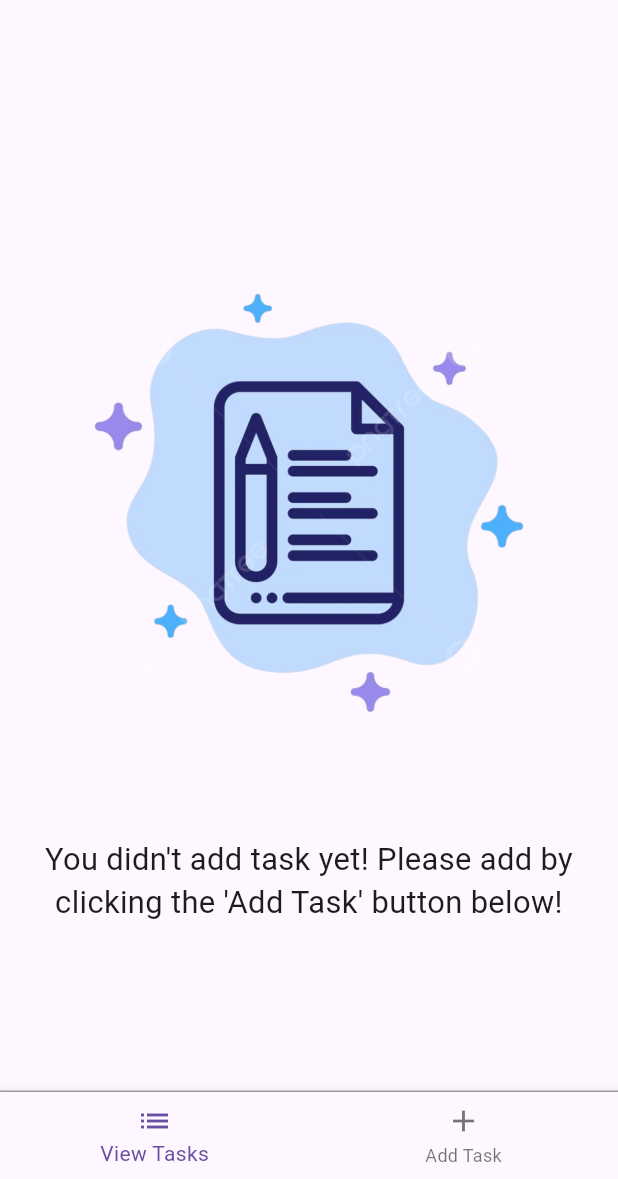
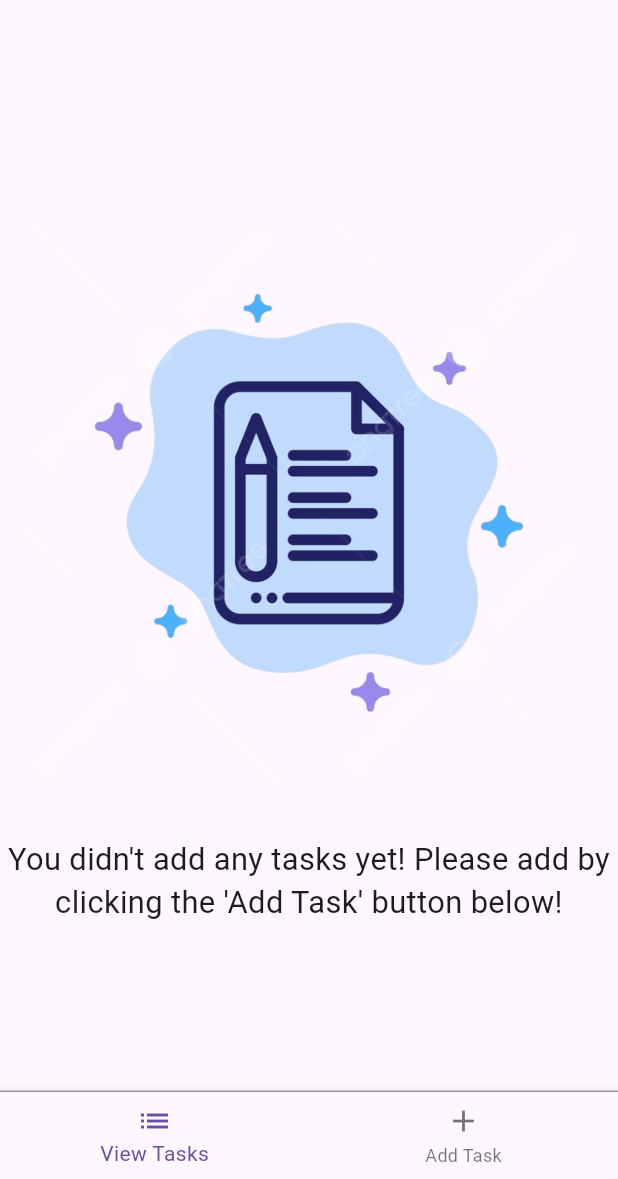
Before and after one commit to Yoseph-Gebeyehu/Task-Management, a Flutter app: the screen it shows after launch, on a phone screen of 412 x 824 dp, the part 57-1236 px from its top. Run offline on Flutter 3.47's test engine with Material 3 defaults, Android fonts, the light colour scheme and no system bars; our stand-ins replace awesome_notifications, bloc, flutter_bloc, sqflite; accounts and stored records are empty; network calls fail.

Commit message:
Integrate a quote api for home page.Remove unused repository.

```diff
--- /dev/null
+++ b/lib/data/model/api_response.dart
@@ -0,0 +1,28 @@
+import 'dart:convert';
+
+class ApiResponse {
+  int? status;
+  dynamic body;
+
+  ApiResponse({
+    required this.status,
+    this.body,
+  });
+
+  factory ApiResponse.fromResponse(dynamic response) {
+    int code = response.statusCode;
+    dynamic body;
+
+
+    try {
+      body = jsonDecode(response.body);
+    } catch (e) {
+      body = null;
+    }
+
+    return ApiResponse(
+      status: code,
+      body: body,
+    );
+  }
+}
--- /dev/null
+++ b/lib/data/model/quote.dart
@@ -0,0 +1,49 @@
+class Quote {
+  final String? id;
+  final String? content;
+  final String? author;
+  final List<String>? tags;
+  final String? authorSlug;
+  final int? length;
+  final DateTime? dateAdded;
+  final DateTime? dateModified;
+
+  Quote({
+    this.id,
+    this.content,
+    this.author,
+    this.tags,
+    this.authorSlug,
+    this.length,
+    this.dateAdded,
+    this.dateModified,
+  });
+
+  // Factory constructor to create a Quotes instance from JSON
+  factory Quote.fromJson(Map<String, dynamic> json) {
+    return Quote(
+      id: json['_id'] as String,
+      content: json['content'] as String,
+      author: json['author'] as String,
+      tags: List<String>.from(json['tags']),
+      authorSlug: json['authorSlug'] as String,
+      length: json['length'] as int,
+      dateAdded: DateTime.parse(json['dateAdded'] as String),
+      dateModified: DateTime.parse(json['dateModified'] as String),
+    );
+  }
+
+  // Method to convert a Quotes instance to JSON
+  Map<String, dynamic> toJson() {
+    return {
+      '_id': id,
+      'content': content,
+      'author': author,
+      'tags': tags,
+      'authorSlug': authorSlug,
+      'length': length,
+      'dateAdded': dateAdded?.toIso8601String(),
+      'dateModified': dateModified?.toIso8601String(),
+    };
+  }
+}
--- /dev/null
+++ b/lib/data/repository/impl/quotes_repositoryImpl.dart
@@ -0,0 +1,12 @@
+import 'package:task_management/data/model/api_response.dart';
+import 'package:task_management/data/remote/api.dart';
+import 'package:task_management/data/repository/quotes_repository.dart';
+
+class QuotesRepositoryimpl extends QuotesRepository {
+  QuotesRepositoryimpl({required this.api});
+  final Api api;
+  @override
+  Future<ApiResponse> getQuote() {
+    return api.getQuote();
+  }
+}
--- /dev/null
+++ b/lib/data/repository/quotes_repository.dart
@@ -0,0 +1,5 @@
+import 'package:task_management/data/model/api_response.dart';
+
+abstract class QuotesRepository {
+  Future<ApiResponse> getQuote();
+}
--- /dev/null
+++ b/lib/domain/constant/api.dart
@@ -0,0 +1,3 @@
+class ApiUrl {
+  static const String apiPath = "https://api.quotable.io/quotes/random";
+}
--- a/lib/features/home/bloc/home_bloc.dart
+++ b/lib/features/home/bloc/home_bloc.dart
@@ -1,17 +1,45 @@
 import 'package:bloc/bloc.dart';
 import 'package:meta/meta.dart';
+import 'package:task_management/data/model/api_response.dart';
+import 'package:task_management/data/model/quote.dart';
+import 'package:task_management/data/repository/quotes_repository.dart';
 import 'package:task_management/data/repository/task_respository.dart';
-
 import '../../../data/model/task.dart';
 
 part 'home_event.dart';
 part 'home_state.dart';
 
 class HomeBloc extends Bloc<HomeEvent, HomeState> {
-  HomeBloc({required TaskRepository taskRepository}) : super(HomeInitial()) {
+  final TaskRepository taskRepository;
+  final QuotesRepository quoteRepository;
+
+  HomeBloc({
+    required this.taskRepository,
+    required this.quoteRepository,
+  }) : super(HomeInitial()) {
     on<LoadTasks>((event, emit) async {
       List<Task> taskList = await taskRepository.getTasksFromDataBase();
-      emit(HomeLoaded(taskList));
+      try {
+        ApiResponse apiResponse = await quoteRepository.getQuote();
+
+        if (apiResponse.status == 200) {
+          Quote quote = Quote.fromJson(apiResponse.body[0]);
+          emit(HomeLoaded(taskList, quote));
+        } else {
+          emit(HomeLoaded(
+              taskList, Quote(content: 'No quote available', author: '')));
+        }
+      } catch (e) {
+        emit(
+          HomeLoaded(
+            taskList,
+            Quote(
+              content: 'An error occurred while fetching the quote.',
+              author: '',
+            ),
+          ),
+        );
+      }
     });
     on<UpdateTaskStatus>((event, emit) async {
       await taskRepository.updateTask(
--- a/lib/features/home/bloc/home_event.dart
+++ b/lib/features/home/bloc/home_event.dart
@@ -18,3 +18,5 @@ class UpdateTaskStatus extends HomeEvent {
 
   UpdateTaskStatus({required this.oldTask, required this.newTask});
 }
+
+class FetchQuote extends HomeEvent {}
--- a/lib/features/home/bloc/home_state.dart
+++ b/lib/features/home/bloc/home_state.dart
@@ -1,22 +1,26 @@
 part of 'home_bloc.dart';
 
 @immutable
-sealed class HomeState {}
+abstract class HomeState {}
 
-final class HomeInitial extends HomeState {}
-
-class HomeLoading extends HomeState {}
+class HomeInitial extends HomeState {}
 
 class HomeLoaded extends HomeState {
   final List<Task> tasks;
+  final Quote quote;
 
-  HomeLoaded(this.tasks);
+  HomeLoaded(this.tasks, this.quote);
 }
-
-class TaskDeleted extends HomeState {}
 
 class HomeError extends HomeState {
   final String message;
 
   HomeError(this.message);
 }
+
+class TaskDeleted extends HomeState {}
+
+class FetchedQuote extends HomeState {
+  final Quote quote;
+  FetchedQuote(this.quote);
+}
--- a/lib/features/home/presentation/home_page.dart
+++ b/lib/features/home/presentation/home_page.dart
@@ -10,12 +10,17 @@ import 'package:task_management/features/empty-task/presentation/empty_task.dart
 import 'package:task_management/features/home/bloc/home_bloc.dart';
 import 'package:task_management/features/home/widget/performance_indicator.dart';
 
-class HomePage extends StatelessWidget {
-  final TextEditingController taskTitleController = TextEditingController();
-  final TextEditingController taskDescriptionController =
-      TextEditingController();
-  final TextEditingController startingTimeController = TextEditingController();
-  final TextEditingController endingTimeController = TextEditingController();
+class HomePage extends StatefulWidget {
+  @override
+  _HomePageState createState() => _HomePageState();
+}
+
+class _HomePageState extends State<HomePage> {
+  @override
+  void initState() {
+    super.initState();
+    BlocProvider.of<HomeBloc>(context).add(LoadTasks());
+  }
 
   @override
   Widget build(BuildContext context) {
@@ -32,13 +37,11 @@ class HomePage extends StatelessWidget {
                 CustomDialog.showConfirmation(
                   context: context,
                   title: 'Delete All',
-                  desc: "Are you sure to delete of the tasks permanently?",
+                  desc: "Are you sure to delete all the tasks permanently?",
                   confirmText: 'Delete',
-                  cancelBtnText: 'Cancle',
+                  cancelBtnText: 'Cancel',
                   onConfirm: () {
-                    BlocProvider.of<HomeBloc>(context).add(
-                      DeleteAllTasks(),
-                    );
+                    BlocProvider.of<HomeBloc>(context).add(DeleteAllTasks());
                     Navigator.pop(context);
                   },
                   onCancel: () {
@@ -48,31 +51,81 @@ class HomePage extends StatelessWidget {
               },
               child: const Text(
                 'Delete all',
-                style: TextStyle(
-                  color: Colors.red,
-                ),
+                style: TextStyle(color: Colors.red),
               ))
         ],
       ),
       body: BlocConsumer<HomeBloc, HomeState>(
-        listener: (context, state) {},
+        listener: (context, state) {
+          if (state is HomeError) {
+            ScaffoldMessenger.of(context).showSnackBar(
+              SnackBar(
+                content: Text(state.message),
+                backgroundColor: Colors.red,
+              ),
+            );
+          }
+        },
         builder: (context, state) {
-          BlocProvider.of<HomeBloc>(context).add(LoadTasks());
           if (state is HomeLoaded) {
             final completedTasks =
                 state.tasks.where((task) => task.isCompleted == 1);
             final tasks = state.tasks;
-            var performance = completedTasks.length * 100 / tasks.length;
+            double performance = tasks.isEmpty
+                ? 0
+                : (completedTasks.length * 100 / tasks.length);
 
             return tasks.isEmpty
                 ? EmptyTask(
                     deviceSize: deviceSize,
                     imagePath: AppImages.emptyTodo,
                     title:
-                        'You didn\'t add task yet! Please add by clicking the \'Add Task\' button below!',
+                        'You didn\'t add any tasks yet! Please add by clicking the \'Add Task\' button below!',
                   )
                 : Column(
                     children: [
+                      // Display quote if available
+                      state.quote != null
+                          ? Container(
+                              margin: const EdgeInsets.symmetric(
+                                  vertical: 10, horizontal: 15),
+                              padding: const EdgeInsets.all(20),
+                              decoration: BoxDecoration(
+                                color: Colors.blueGrey[50],
+                                borderRadius: BorderRadius.circular(15),
+                                boxShadow: [
+                                  BoxShadow(
+                                    color: Colors.grey.withOpacity(0.3),
+                                    spreadRadius: 2,
+                                    blurRadius: 5,
+                                    offset: const Offset(0, 3),
+                                  ),
+                                ],
+                              ),
+                              child: Column(
+                                crossAxisAlignment: CrossAxisAlignment.center,
+                                children: [
+                                  Text(
+                                    '"${state.quote.content}"',
+                                    style: TextStyle(
+                                      fontSize: 18,
+                                      fontWeight: FontWeight.bold,
+                                      color: Colors.blueGrey[800],
+                                    ),
+                                  ),
+                                  const SizedBox(height: 10),
+                                  Text(
+                                    '- ${state.quote.author}',
+                                    style: TextStyle(
+                                      fontSize: 16,
+                                      color: Colors.blueGrey[600],
+                                    ),
+                                    textAlign: TextAlign.end,
+                                  ),
+                                ],
+                              ),
+                            )
+                          : Container(),
                       Expanded(
                         child: ListView.builder(
                           itemCount: tasks.length,
@@ -117,6 +170,8 @@ class HomePage extends StatelessWidget {
                                           ),
                                         ),
                                       );
+                                      BlocProvider.of<HomeBloc>(context)
+                                          .add(LoadTasks());
                                     },
                                     icon: Icon(
                                       Icons.check_circle_outline,
@@ -151,11 +206,13 @@ class HomePage extends StatelessWidget {
                                             color: Colors.green),
                                         onPressed: () {
                                           Navigator.push(
-                                              context,
-                                              MaterialPageRoute(
-                                                  builder: (context) =>
-                                                      EditTaskPage(
-                                                          task: tasks[index])));
+                                            context,
+                                            MaterialPageRoute(
+                                              builder: (context) =>
+                                                  EditTaskPage(
+                                                      task: tasks[index]),
+                                            ),
+                                          );
                                         },
                                       ),
                                       const Spacer(),
@@ -169,12 +226,11 @@ class HomePage extends StatelessWidget {
                                             desc:
                                                 "Are you sure to delete the task permanently?",
                                             confirmText: 'Delete',
-                                            cancelBtnText: 'Cancle',
+                                            cancelBtnText: 'Cancel',
                                             onConfirm: () {
                                               BlocProvider.of<HomeBloc>(context)
-                                                  .add(
-                                                DeleteTask(task: tasks[index]),
-                                              );
+                                                  .add(DeleteTask(
+                                                      task: tasks[index]));
                                               Navigator.pop(context);
                                             },
                                             onCancel: () {
@@ -194,9 +250,16 @@ class HomePage extends StatelessWidget {
                       PerformanceIndicator(
                         deviceSize: deviceSize,
                         performance: performance,
-                      )
+                      ),
                     ],
                   );
+          } else if (state is HomeError) {
+            return Center(
+              child: Text(
+                state.message,
+                style: TextStyle(color: Colors.red, fontSize: 16),
+              ),
+            );
           } else {
             return const Center(child: CircularProgressIndicator());
           }
--- a/lib/main.dart
+++ b/lib/main.dart
@@ -2,6 +2,9 @@
 import 'package:flutter/material.dart';
 import 'package:flutter_bloc/flutter_bloc.dart';
 import 'package:task_management/data/local/task_local_db.dart';
+import 'package:task_management/data/remote/api.dart';
+import 'package:task_management/data/repository/impl/quotes_repositoryImpl.dart';
+import 'package:task_management/data/repository/quotes_repository.dart';
 import 'package:task_management/data/repository/task_respository.dart';
 import 'package:task_management/data/repository/impl/task_respositoryImpl.dart';
 import 'package:task_management/features/add-task/bloc/add_task_bloc.dart';
@@ -51,12 +54,18 @@
             taskLocalDB: TaskLocalDB(),
           ),
         ),
+        RepositoryProvider<QuotesRepository>(
+          create: (context) => QuotesRepositoryimpl(
+            api: Api(),
+          ),
+        ),
       ],
       child: MultiBlocProvider(
         providers: [
           BlocProvider<HomeBloc>(
             create: (context) => HomeBloc(
               taskRepository: RepositoryProvider.of<TaskRepository>(context),
+              quoteRepository: RepositoryProvider.of<QuotesRepository>(context),
             ),
           ),
           BlocProvider<AddTaskBloc>(
--- a/pubspec.yaml
+++ b/pubspec.yaml
@@ -16,6 +16,7 @@ dependencies:
   sqflite: ^2.3.3+1
   uuid: ^4.5.0
   awesome_notifications: ^0.9.3+1
+  http: ^1.2.2
   # flutter_local_notifications: ^17.2.2
 
 dev_dependencies:
```
Also changed, not shown: lib/data/remote/api.dart (added, +13 -0 lines), lib/features/home/widget/quote.dart (added, +50 -0 lines), lib/data/repository/completed_task_respository.dart (deleted), lib/data/repository/impl/completed_task_respositoryImpl.dart (deleted), pubspec.lock.
